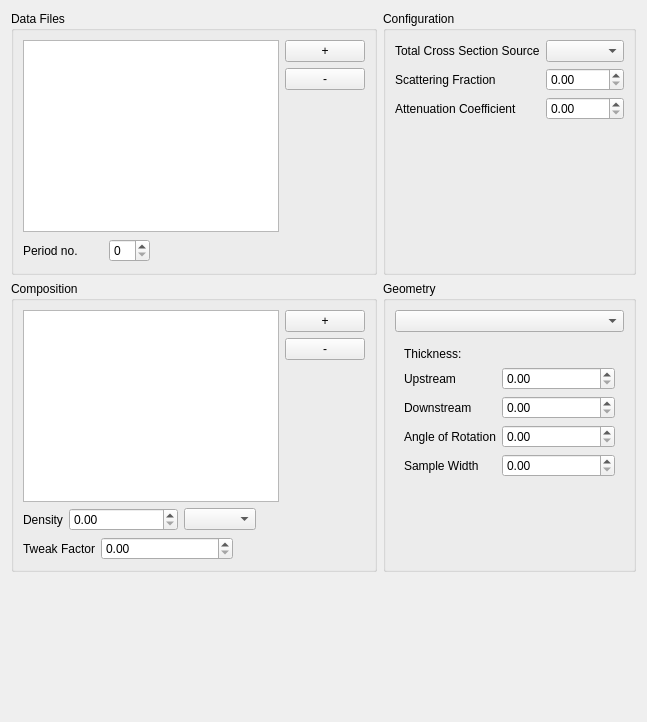
Qt form src/gui/widgets/ui_files/containerWidget.ui (disorderedmaterials/GudPy) before a commit.
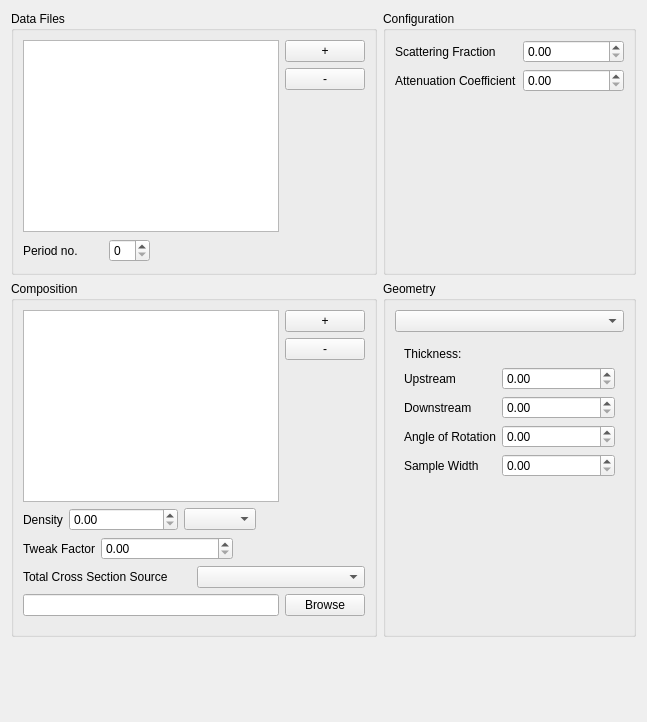
The same form after that commit. Custom widgets are drawn as their Qt base class.

Commit message: feat: can enter/modify file for total cross section source in ContainerWidget.

```diff
--- a/src/gui/widgets/ui_files/containerWidget.ui
+++ b/src/gui/widgets/ui_files/containerWidget.ui
@@ -199,17 +199,7 @@
           <property name="labelAlignment">
            <set>Qt::AlignLeading|Qt::AlignLeft|Qt::AlignVCenter</set>
           </property>
-          <item row="0" column="1">
-           <widget class="QComboBox" name="totalCrossSectionComboBox">
-            <property name="sizePolicy">
-             <sizepolicy hsizetype="Expanding" vsizetype="Fixed">
-              <horstretch>0</horstretch>
-              <verstretch>0</verstretch>
-             </sizepolicy>
-            </property>
-           </widget>
-          </item>
-          <item row="1" column="0">
+          <item row="0" column="0">
            <widget class="QLabel" name="scatteringFractionLabel">
             <property name="sizePolicy">
              <sizepolicy hsizetype="Preferred" vsizetype="Minimum">
@@ -222,7 +212,7 @@
             </property>
            </widget>
           </item>
-          <item row="1" column="1">
+          <item row="0" column="1">
            <widget class="QDoubleSpinBox" name="scatteringFractionSpinBox">
             <property name="sizePolicy">
              <sizepolicy hsizetype="Expanding" vsizetype="Fixed">
@@ -232,7 +222,7 @@
             </property>
            </widget>
           </item>
-          <item row="2" column="0">
+          <item row="1" column="0">
            <widget class="QLabel" name="attenuationCoefficientLabel">
             <property name="sizePolicy">
              <sizepolicy hsizetype="Preferred" vsizetype="Minimum">
@@ -245,7 +235,7 @@
             </property>
            </widget>
           </item>
-          <item row="2" column="1">
+          <item row="1" column="1">
            <widget class="QDoubleSpinBox" name="attenuationCoefficientSpinBox">
             <property name="sizePolicy">
              <sizepolicy hsizetype="Expanding" vsizetype="Fixed">
@@ -255,19 +245,6 @@
             </property>
            </widget>
           </item>
-          <item row="0" column="0">
-           <widget class="QLabel" name="totalCrossSectionSourceLabel">
-            <property name="sizePolicy">
-             <sizepolicy hsizetype="Expanding" vsizetype="Minimum">
-              <horstretch>0</horstretch>
-              <verstretch>0</verstretch>
-             </sizepolicy>
-            </property>
-            <property name="text">
-             <string>Total Cross Section Source</string>
-            </property>
-           </widget>
-          </item>
          </layout>
         </item>
        </layout>
@@ -276,7 +253,7 @@
     </layout>
    </item>
    <item>
-    <layout class="QHBoxLayout" name="horizontalLayout_2">
+    <layout class="QHBoxLayout" name="horizontalLayout_7">
      <item>
       <widget class="QGroupBox" name="compositionComboBox">
        <property name="sizePolicy">
@@ -457,6 +434,64 @@
           </item>
          </layout>
         </item>
+        <item>
+         <layout class="QHBoxLayout" name="horizontalLayout_2">
+          <item>
+           <widget class="QLabel" name="totalCrossSectionSourceLabel">
+            <property name="sizePolicy">
+             <sizepolicy hsizetype="Expanding" vsizetype="Minimum">
+              <horstretch>0</horstretch>
+              <verstretch>0</verstretch>
+             </sizepolicy>
+            </property>
+            <property name="text">
+             <string>Total Cross Section Source</string>
+            </property>
+           </widget>
+          </item>
+          <item>
+           <widget class="QComboBox" name="totalCrossSectionComboBox">
+            <property name="sizePolicy">
+             <sizepolicy hsizetype="Expanding" vsizetype="Fixed">
+              <horstretch>0</horstretch>
+              <verstretch>0</verstretch>
+             </sizepolicy>
+            </property>
+           </widget>
+          </item>
+         </layout>
+        </item>
+        <item>
+         <widget class="QWidget" name="crossSectionFileWidget" native="true">
+          <property name="sizePolicy">
+           <sizepolicy hsizetype="Expanding" vsizetype="Preferred">
+            <horstretch>0</horstretch>
+            <verstretch>0</verstretch>
+           </sizepolicy>
+          </property>
+          <layout class="QHBoxLayout" name="horizontalLayout_5">
+           <property name="leftMargin">
+            <number>0</number>
+           </property>
+           <property name="topMargin">
+            <number>0</number>
+           </property>
+           <property name="rightMargin">
+            <number>0</number>
+           </property>
+           <item>
+            <widget class="QLineEdit" name="crossSectionFileLineEdit"/>
+           </item>
+           <item>
+            <widget class="QPushButton" name="browseCrossSectionFileButton">
+             <property name="text">
+              <string>Browse</string>
+             </property>
+            </widget>
+           </item>
+          </layout>
+         </widget>
+        </item>
        </layout>
       </widget>
      </item>
@@ -710,8 +745,8 @@
      </property>
      <property name="sizeHint" stdset="0">
       <size>
-       <width>20</width>
-       <height>40</height>
+       <width>17</width>
+       <height>68</height>
       </size>
      </property>
     </spacer>
```
Left out of the diff: 16 changed lines with no effect on the pictures. The commit also changes 1 other file.
